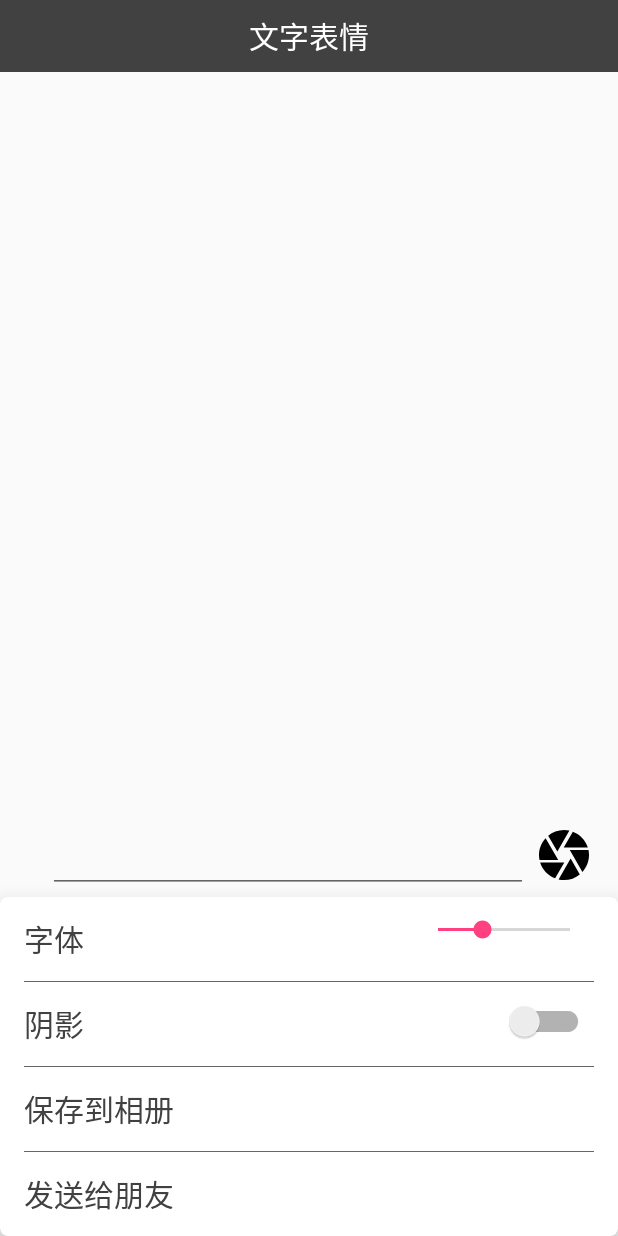
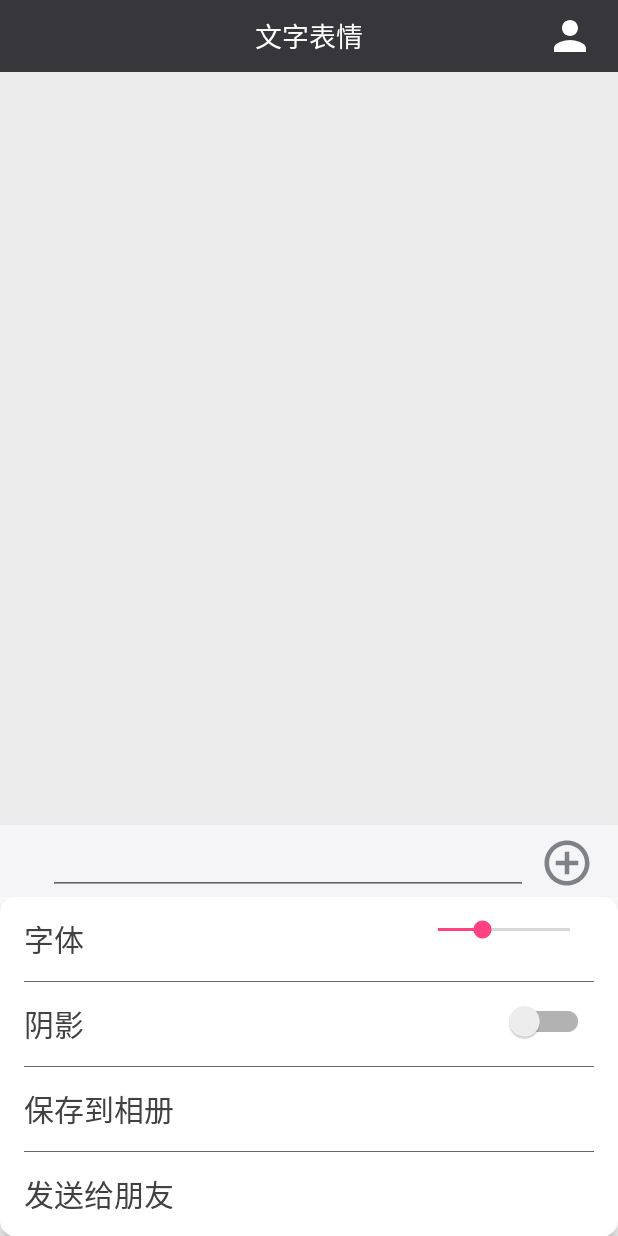
Before and after one commit to WaylonWang2020/TextEmoji, an Android app: the screen it shows after launch (EmojiActivity), after a tap on an icon or button, on a phone screen of 412 x 824 dp. Run offline under Robolectric (Android 15) with nearby library versions, the phone set to English and light mode, and no system bars; pictures from the network do not load.

Commit message:
Update UI details.
Signed-off-by: lixindong <antiless@163.com>

```diff
--- a/app/src/main/java/com/sctdroid/app/wallpapertodo/emoji/EmojiFragment.java
+++ b/app/src/main/java/com/sctdroid/app/wallpapertodo/emoji/EmojiFragment.java
@@ -200,7 +200,6 @@ public class EmojiFragment extends Fragment implements EmojiContract.View, BaseE
         ImageView right_option = (ImageView) root.findViewById(R.id.right_option);
         title.setText(R.string.string_emoji);
         left_option.setVisibility(View.GONE);
-        right_option.setVisibility(View.GONE);
     }
 
     private void scrollChatToBottom() {
--- /dev/null
+++ b/app/src/main/res/drawable/me.xml
@@ -0,0 +1,4 @@
+<vector android:height="40dp" android:viewportHeight="24.0"
+    android:viewportWidth="24.0" android:width="40dp" xmlns:android="http://schemas.android.com/apk/res/android">
+    <path android:fillColor="#fff" android:pathData="M12,12c2.21,0 4,-1.79 4,-4s-1.79,-4 -4,-4 -4,1.79 -4,4 1.79,4 4,4zM12,14c-2.67,0 -8,1.34 -8,4v2h16v-2c0,-2.66 -5.33,-4 -8,-4z"/>
+</vector>
--- /dev/null
+++ b/app/src/main/res/drawable/option_switch.xml
@@ -0,0 +1,4 @@
+<vector android:height="24dp" android:viewportHeight="24.0"
+    android:viewportWidth="24.0" android:width="24dp" xmlns:android="http://schemas.android.com/apk/res/android">
+    <path android:fillColor="#7e8188" android:pathData="M13,7h-2v4L7,11v2h4v4h2v-4h4v-2h-4L13,7zM12,2C6.48,2 2,6.48 2,12s4.48,10 10,10 10,-4.48 10,-10S17.52,2 12,2zM12,20c-4.41,0 -8,-3.59 -8,-8s3.59,-8 8,-8 8,3.59 8,8 -3.59,8 -8,8z"/>
+</vector>
--- a/app/src/main/res/layout/fragment_emoji.xml
+++ b/app/src/main/res/layout/fragment_emoji.xml
@@ -11,6 +11,7 @@
         android:layout_width="match_parent"
         android:layout_height="0dp"
         android:layout_weight="1"
+        android:background="#ebebeb"
         >
     </android.support.v7.widget.RecyclerView>
 
@@ -18,8 +19,11 @@
         android:layout_width="match_parent"
         android:layout_height="wrap_content"
         android:minHeight="48dp"
+
         android:paddingStart="16dp"
         android:paddingEnd="16dp"
+        android:background="#f5f5f7"
+        android:gravity="center_vertical"
         >
         <android.support.design.widget.TextInputEditText
             android:id="@+id/text_input"
@@ -32,11 +36,12 @@
             />
         <ImageView
             android:id="@+id/switch_button"
-            android:layout_width="40dp"
-            android:layout_height="40dp"
+            android:layout_width="36dp"
+            android:layout_height="36dp"
             android:layout_alignParentEnd="true"
+            android:layout_centerVertical="true"
 
-            android:src="@drawable/collect"
+            android:src="@drawable/option_switch"
             android:visibility="visible"
             />
         <TextView
@@ -59,8 +64,8 @@
         android:id="@+id/options"
         android:layout_width="match_parent"
         android:layout_height="wrap_content"
-        app:cardCornerRadius="5dp"
-        app:cardElevation="20dp"
+        app:cardCornerRadius="10dp"
+        app:cardElevation="5dp"
         app:contentPaddingLeft="16dp"
         app:contentPaddingRight="16dp"
         android:visibility="gone"
--- a/app/src/main/res/layout/head_bar.xml
+++ b/app/src/main/res/layout/head_bar.xml
@@ -4,7 +4,7 @@
     android:layout_height="48dp"
     android:paddingStart="16dp"
     android:paddingEnd="16dp"
-    android:background="@color/black_1"
+    android:background="#37363b"
     android:gravity="center_vertical"
     >
     <ImageView
@@ -17,15 +17,17 @@
         android:id="@+id/title"
         android:layout_width="wrap_content"
         android:layout_height="wrap_content"
-        android:textSize="20sp"
+        android:textSize="18sp"
         android:textColor="#ffffff"
         android:layout_centerInParent="true"
         />
     <ImageView
         android:id="@+id/right_option"
-        android:layout_width="40dp"
-        android:layout_height="40dp"
+        android:layout_width="32dp"
+        android:layout_height="32dp"
         android:layout_alignParentEnd="true"
+        android:src="@drawable/me"
+        android:layout_centerVertical="true"
         />
 
 </RelativeLayout>
```
